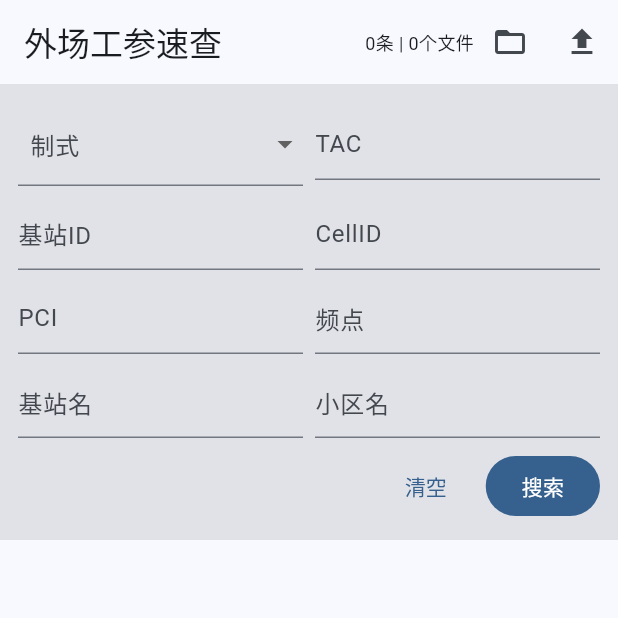
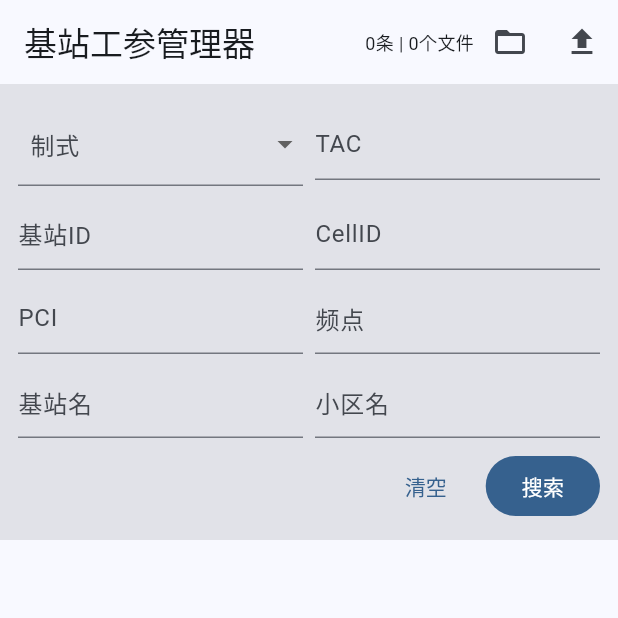
Before and after one commit to Xiaomo3250/CellSearchTool, a Flutter app: the screen it shows after launch, on a phone screen of 412 x 824 dp, the top half of it. Run offline on Flutter 3.47's test engine with Material 3 defaults, Android fonts, the phone set to English and light mode, and no system bars; our stand-ins replace file_picker, sqflite; accounts and stored records are empty.

Commit message:
chore: 应用名改为基站工参管理器，APK文件名改为CellSearchTool

```diff
--- a/field_app/lib/main.dart
+++ b/field_app/lib/main.dart
@@ -22,7 +22,7 @@ class FieldApp extends StatelessWidget {
     return ValueListenableBuilder<ThemeMode>(
       valueListenable: themeNotifier,
       builder: (_, mode, __) => MaterialApp(
-        title: '外场工参速查',
+        title: '基站工参管理器',
         debugShowCheckedModeBanner: false,
         theme: ThemeData(colorSchemeSeed: Colors.blue, useMaterial3: true, brightness: Brightness.light),
         darkTheme: ThemeData(colorSchemeSeed: Colors.blue, useMaterial3: true, brightness: Brightness.dark),
@@ -325,7 +325,7 @@ class _SearchScreenState extends State<SearchScreen> with WidgetsBindingObserver
   Widget build(BuildContext context) {
     return Scaffold(
       appBar: AppBar(
-        title: const Text('外场工参速查'),
+        title: const Text('基站工参管理器'),
         actions: [
           // 顶栏统计
           Center(child: Text('$_totalRecords条 | $_fileCount个文件',
```
Also changed, not shown: 1 other file.
